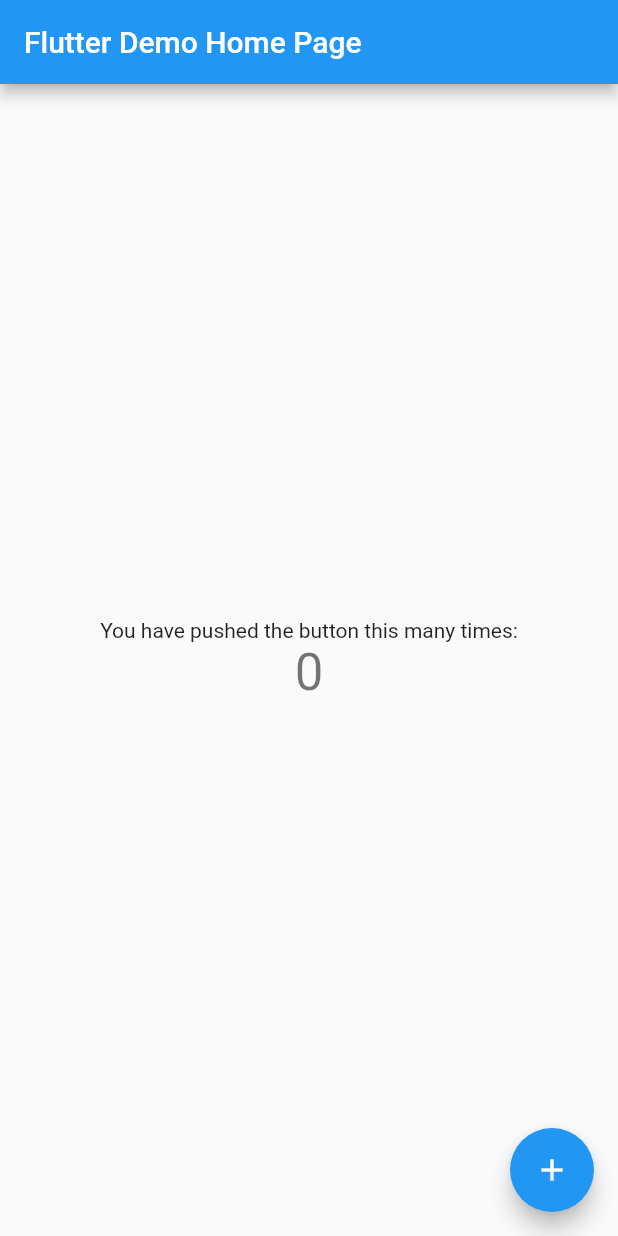
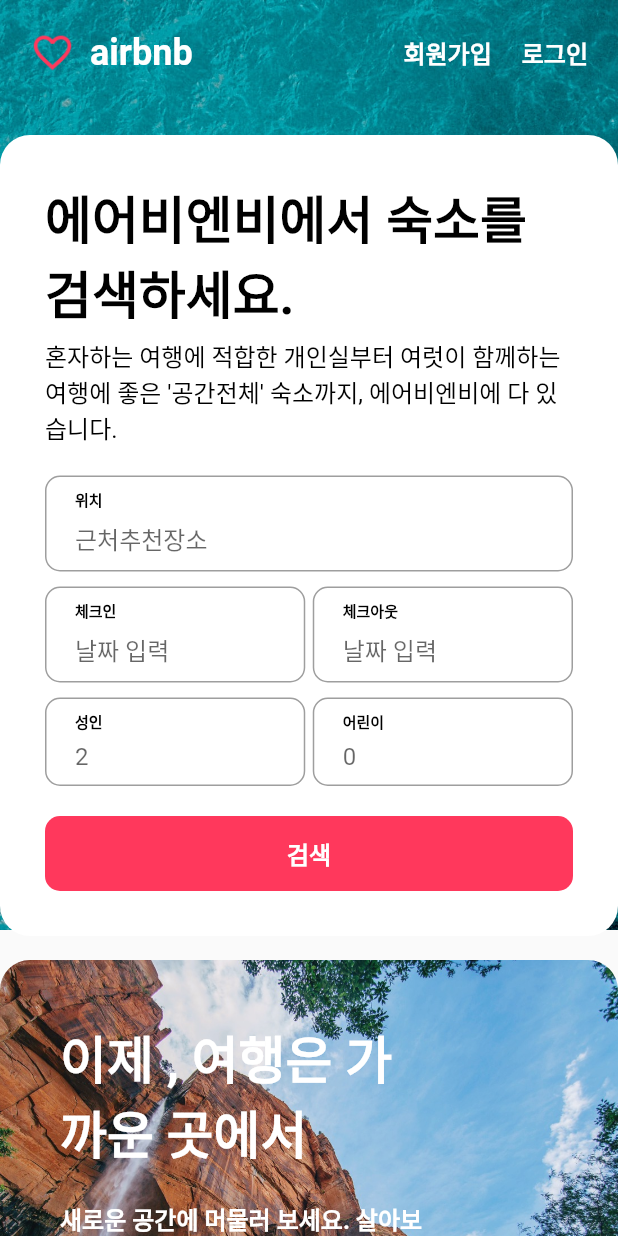
Before and after one commit to MDandersonm/Flutter, a Flutter app: the screen it shows after launch, on a phone screen of 412 x 824 dp. Run offline on Flutter 3.47's test engine with Material 2 defaults, Android fonts, the phone set to English and light mode, and no system bars; our stand-ins replace flutter_svg, validators.

Commit message:
feat : [김영진] AirBnB 앱 메인화면UI [FLUTTER-AIRBNB-01]

```diff
--- a/flutter_airbnb/lib/components/common/common_form_field.dart
+++ b/flutter_airbnb/lib/components/common/common_form_field.dart
@@ -0,0 +1,44 @@
+import 'package:flutter/material.dart';
+import 'package:flutter_airbnb/styles.dart';
+
+class CommonFormField extends StatelessWidget {
+  final prefixText;
+  final hintText;
+
+  const CommonFormField({required this.prefixText, required this.hintText});
+
+  @override
+  Widget build(BuildContext context) {
+    return Stack(
+      children: [
+        TextFormField(
+          textAlignVertical: TextAlignVertical.bottom,
+          //hintext를 밑으로 내려줌  contentPadding: EdgeInsets.only 으로 여백을 만들어줘야 작동한다.
+          decoration: InputDecoration(
+              contentPadding: EdgeInsets.only(top: 30, left: 20, bottom: 10),
+              //밑으로 여백을 만들어줌
+              hintText: hintText,
+              //미리써놓여진 글
+              border: OutlineInputBorder(
+                borderRadius: BorderRadius.circular(10),
+              ),
+              focusedBorder: OutlineInputBorder(
+                  //포커스됐을때 파란색테두리 없애기
+                  borderRadius: BorderRadius.circular(10),
+                  borderSide: BorderSide(
+                    //포커스 주면 진해지게
+                    color: Colors.black,
+                    width: 2,
+                  ))),
+        ),
+        Positioned(
+            top: 8,
+            left: 20,
+            child: Text(
+              prefixText,
+              style: overLine(),
+            )),
+      ],
+    );
+  }
+}
--- a/flutter_airbnb/lib/components/home/home_body.dart
+++ b/flutter_airbnb/lib/components/home/home_body.dart
@@ -0,0 +1,25 @@
+import 'package:flutter/material.dart';
+import 'package:flutter_airbnb/components/home/home_body_banner.dart';
+import 'package:flutter_airbnb/components/home/home_body_popular.dart';
+import 'package:flutter_airbnb/size.dart';
+
+class HomeBody extends StatelessWidget {
+  @override
+  Widget build(BuildContext context) {
+    double bodyWidth= getBodyWidth(context);
+    print("bodyWidth : $bodyWidth");
+    double screenWidth= MediaQuery.of(context).size.width;
+
+    return Align(//디폴트: 가운데정렬
+      child: SizedBox(
+        width: screenWidth < 420 ? double.infinity : bodyWidth,// 너비가 420px보다 작으면여백 없애기
+        child: Column(
+          children: [
+            HomeBodyBanner(),
+            HomeBodyPopular(),
+          ],
+        ),
+      ),
+    );
+  }
+}
--- a/flutter_airbnb/lib/components/home/home_body_banner.dart
+++ b/flutter_airbnb/lib/components/home/home_body_banner.dart
@@ -0,0 +1,73 @@
+import 'package:flutter/material.dart';
+import 'package:flutter_airbnb/size.dart';
+import 'package:flutter_airbnb/styles.dart';
+
+class HomeBodyBanner extends StatelessWidget {
+  @override
+  Widget build(BuildContext context) {
+    return Padding(
+      padding: const EdgeInsets.only(top: gap_m),
+      child: Stack(
+        children: [
+          _buildBannerImage(),
+          _buildBannerCaption(),
+        ],
+      ),
+    );
+  }
+
+  Widget _buildBannerImage() {
+    return ClipRRect(
+      borderRadius: BorderRadius.circular(20),
+      child: Image.asset(
+        "assets/banner.jpg",
+        fit: BoxFit.cover, // 사진은 반드시 BoxFit.cover해줄것 이미지가 꺠지진않음 짤릴뿐
+        height: 320,
+        width: double.infinity,
+      ),
+    );
+  }
+
+  Widget _buildBannerCaption() {
+    return Positioned(
+        top: 40,
+        left: 40,
+        child: Column(
+          crossAxisAlignment: CrossAxisAlignment.start,//왼쪽정렬
+          children: [
+            Container(
+                constraints: BoxConstraints(//제약조건을 자식에게 전달하는방법. 결과는 같지만, 컨테이너의 넓이를 제한하는것보다 이게 낫다.
+                    maxWidth: 250),
+                child:
+                    Text("이제 , 여행은 가까운 곳에서 ", style: h4(mColor: Colors.white))),
+            SizedBox(
+              height: gap_m,
+            ),
+            Container(
+              constraints: BoxConstraints(//제약조건을 자식에게 전달하는방법. 결과는 같지만, 컨테이너의 넓이를 제한하는것보다 이게 낫다.
+                  maxWidth: 250),
+              child: Text(
+                "새로운 공간에 머물러 보세요. 살아보기 , 출장, 여행 등 다양한 목적에 맞는 숙소를 찾아보세요",
+                style: subtitle1(mColor: Colors.white),
+              ),
+            ),
+            SizedBox(height: gap_m),
+            SizedBox(
+              height: 35,
+              width: 170,
+              child: TextButton(
+                style: TextButton.styleFrom(
+                    backgroundColor: Colors.white,
+                    shape: RoundedRectangleBorder(
+                        borderRadius: BorderRadius.circular(5))),
+                onPressed: () {},
+                child: Text(
+                  "가까운 여행지 둘러보기",
+                  style: subtitle2(),
+                ),
+              ),
+            ),
+          ],
+        ));
+  }
+}
--- a/flutter_airbnb/lib/components/home/home_body_popular.dart
+++ b/flutter_airbnb/lib/components/home/home_body_popular.dart
@@ -0,0 +1,59 @@
+import 'package:flutter/material.dart';
+import 'package:flutter_airbnb/components/home/home_body_popular_item.dart';
+import 'package:flutter_airbnb/size.dart';
+import 'package:flutter_airbnb/styles.dart';
+
+class HomeBodyPopular extends StatelessWidget {
+  @override
+  Widget build(BuildContext context) {
+    return Padding(
+      padding: const EdgeInsets.only(top: gap_m,bottom: gap_l),
+      child: Column(
+
+        children: [
+          _buildPopularTitle(),
+          _buildPopularList(),
+        ],
+      ),
+    );
+  }
+
+  Widget _buildPopularTitle() {
+    return SizedBox(
+      width: double.infinity,//sizedBox로 너비를 늘려줘야 왼쪽정렬이 적용된다.
+      child: Column(
+        crossAxisAlignment: CrossAxisAlignment.start,//왼쪽 정렬
+        children: [
+          Text(
+            "한국 숙소에 직접 다녀간 게스트의 후기",
+            style: h5(),
+          ),
+          Text(
+            "게스트 후기 2,500,000개 이상, 평균 평점 4.7(5점 만점)",
+            style: body1(),
+          ),
+          SizedBox(height: gap_m,)
+        ],
+      ),
+    );
+  }
+
+  Widget _buildPopularList() {
+    //HomeBodyPopularItem 3개를 여기에 넣는다.
+    return Wrap(
+      // spacing: 7.5,  // 수평 간격
+      // runSpacing: 30,  // 수직 간격
+      children: [
+        HomeBodyPopularItem(id: 0),
+        SizedBox(
+          width: 7.5,
+        ),
+        HomeBodyPopularItem(id: 1),
+        SizedBox(
+          width: 7.5,
+        ),
+        HomeBodyPopularItem(id: 2),
+      ],
+    );
+  }
+}
--- a/flutter_airbnb/lib/components/home/home_body_popular_item.dart
+++ b/flutter_airbnb/lib/components/home/home_body_popular_item.dart
@@ -0,0 +1,102 @@
+import 'package:flutter/material.dart';
+import 'package:flutter_airbnb/constants.dart';
+import 'package:flutter_airbnb/size.dart';
+import 'package:flutter_airbnb/styles.dart';
+
+class HomeBodyPopularItem extends StatelessWidget {
+  final id;
+  final popularList = ["p1.jpeg", "p2.jpeg", "p3.jpeg"];
+
+  HomeBodyPopularItem({required this.id});
+
+  @override
+  Widget build(BuildContext context) {
+    double popularItemWidth = getBodyWidth(context) / 3 - 5;
+    print("popularItemWidth $popularItemWidth");
+    return Padding(
+      padding: const EdgeInsets.only(bottom: gap_xl),
+      child: Container(
+        constraints: BoxConstraints(
+          minWidth: 310,
+        ),
+        child: SizedBox(
+          width: popularItemWidth,
+          child: Column(
+            children: [
+              _buildPopularItemImage(),
+              _buildPopularItemStart(),
+              _buildPopularItemComment(),
+              _buildPopularItemUserInfo(),
+            ],
+          ),
+        ),
+      ),
+    );
+  }
+
+  Widget _buildPopularItemImage() {
+    return Column(
+      children: [
+        ClipRRect(
+            borderRadius: BorderRadius.circular(10),
+            child: Image.asset("assets/${popularList[id]}", fit: BoxFit.cover)),
+        SizedBox(
+          height: gap_s,
+        )
+      ],
+    );
+  }
+
+  Widget _buildPopularItemStart() {
+    return Column(
+      children: [
+        Row(
+          children: [
+            Icon(Icons.star, color: kAccentColor),
+            Icon(Icons.star, color: kAccentColor),
+            Icon(Icons.star, color: kAccentColor),
+            Icon(Icons.star, color: kAccentColor),
+            Icon(Icons.star, color: kAccentColor),
+          ],
+        ),
+        SizedBox(
+          height: gap_s,
+        )
+      ],
+    );
+  }
+
+  Widget _buildPopularItemComment() {
+    return Column(
+      children: [
+        Text(
+          "깔끔하고 다 갖춰져 있어서 좋았어요 위치도 완전 좋아요 다들 여기 살고싶다고해요 화장실도 3개에요 5명이서 씼는것도 전혀 불편함없이 좋았어요 이불도 포근하고 좋습니다 ㅎㅎ",
+          style: body1(),
+          maxLines: 3,
+          overflow: TextOverflow.ellipsis, // 끝부분이 ... 으로 됨
+        ),
+        SizedBox(height: gap_s),
+      ],
+    );
+  }
+
+  Widget _buildPopularItemUserInfo() {
+    return Row(
+      children: [
+        CircleAvatar(
+          backgroundImage: AssetImage("assets/p1.jpeg"),
+        ),
+        SizedBox(width: gap_s),
+        Column(
+          children: [
+            Text(
+              "데어",
+              style: subtitle1(),
+            ),
+            Text("한국"),
+          ],
+        )
+      ],
+    );
+  }
+}
--- a/flutter_airbnb/lib/components/home/home_header.dart
+++ b/flutter_airbnb/lib/components/home/home_header.dart
@@ -0,0 +1,23 @@
+import 'package:flutter/material.dart';
+import 'package:flutter_airbnb/components/home/home_header_appbar.dart';
+import 'package:flutter_airbnb/components/home/home_header_form.dart';
+import 'package:flutter_airbnb/size.dart';
+
+class HomeHeader extends StatelessWidget {
+  @override
+  Widget build(BuildContext context) {
+    return Container(
+        //container에 size가 있어야 그림이 나온다.
+        height: header_height,
+        decoration: BoxDecoration(
+            image: DecorationImage(
+                image: AssetImage("assets/background.jpeg"),
+                fit: BoxFit.cover)),//이미지 화면 꽉채우기
+        child: Column(
+          children: [
+            HomeHeaderAppBar(),
+            HomeHeaderForm(),
+          ],
+        ));
+  }
+}
--- a/flutter_airbnb/lib/components/home/home_header_appbar.dart
+++ b/flutter_airbnb/lib/components/home/home_header_appbar.dart
@@ -0,0 +1,52 @@
+import 'package:flutter/material.dart';
+import 'package:flutter_airbnb/constants.dart';
+import 'package:flutter_airbnb/size.dart';
+import 'package:flutter_airbnb/styles.dart';
+
+class HomeHeaderAppBar extends StatelessWidget {
+  @override
+  Widget build(BuildContext context) {
+    return Padding(
+      padding: const EdgeInsets.all(gap_m),
+      child: Row(
+        children: [
+          _buildAppBarLogo(),
+          Spacer(),
+          _buildAppBarMenu(),
+        ],
+      ),
+    );
+  }
+
+  Widget _buildAppBarLogo() {
+    return Row(
+      children: [
+        Image.asset("assets/logo.png",
+            width: 30, height: 30, color: kAccentColor),
+        SizedBox(width: gap_s),
+        Text(
+          "airbnb",
+          style: h5(mColor: Colors.white),
+        )
+      ],
+    );
+  }
+
+  Widget _buildAppBarMenu() {
+    return Row(
+      children: [
+        Text(
+          "회원가입",
+          style: subtitle1(mColor: Colors.white),
+        ),
+        SizedBox(
+          width: gap_m,
+        ),
+        Text(
+          "로그인",
+          style: subtitle1(mColor: Colors.white),
+        )
+      ],
+    );
+  }
+}
--- a/flutter_airbnb/lib/components/home/home_header_form.dart
+++ b/flutter_airbnb/lib/components/home/home_header_form.dart
@@ -0,0 +1,103 @@
+import 'package:flutter/material.dart';
+import 'package:flutter_airbnb/components/common/common_form_field.dart';
+import 'package:flutter_airbnb/constants.dart';
+import 'package:flutter_airbnb/size.dart';
+import 'package:flutter_airbnb/styles.dart';
+
+class HomeHeaderForm extends StatelessWidget {
+  const HomeHeaderForm({Key? key}) : super(key: key);
+
+  @override
+  Widget build(BuildContext context) {
+    double screenWidth= MediaQuery.of(context).size.width;
+    return Padding(
+      padding: const EdgeInsets.only(top: gap_m),
+      child: Align(
+        //기본적으로 가운데정렬시켜줌
+        alignment: screenWidth<520 ? Alignment(0, 0) : Alignment(-0.6, 0), //-1.0 ~1.0범위를 갖는다. Alignment(가로,세로)
+        child: Container(
+          width: 420,
+          decoration: BoxDecoration(
+              color: Colors.white, borderRadius: BorderRadius.circular(20)),
+          child: Form(
+            child: Padding(
+              padding: const EdgeInsets.all(gap_l),
+              child: Column(
+                children: [
+                  _buildFormTitle(), //form위젯 제목 영역
+                  _buildFormField(), //form 위젯 text 인풋 양식 영역
+                  _buildFormSubmit() //Form 위젯 전송 버튼 영역
+                ],
+              ),
+            ), //하얀색 박스 검색폼
+          ),
+        ),
+      ),
+    );
+  }
+
+  Widget _buildFormTitle() {
+    return Column(
+      children: [
+        Text("에어비엔비에서 숙소를 검색하세요.", style: h4()),
+        SizedBox(
+          height: gap_xs,
+        ),
+        Text(
+          "혼자하는 여행에 적합한 개인실부터 여럿이 함께하는 여행에 좋은 '공간전체' 숙소까지, 에어비엔비에 다 있습니다.",
+          style: body1(),
+        ),
+        SizedBox(height: gap_m)
+      ],
+    );
+  }
+
+  Widget _buildFormField() {
+    return Column(
+      children: [
+        CommonFormField(prefixText: "위치", hintText: "근처추천장소"),
+        SizedBox(height: gap_s),
+        Row(
+          //size안주면 에러난다.
+          children: [
+            Expanded(
+                child: CommonFormField(prefixText: "체크인", hintText: "날짜 입력")),
+            SizedBox(
+              width: gap_xs,
+            ),
+            Expanded(
+                child: CommonFormField(prefixText: "체크아웃", hintText: "날짜 입력"))
+          ],
+        ),
+        SizedBox(height: gap_s),
+        Row(
+          //size안주면 에러난다.
+          children: [
+            Expanded(child: CommonFormField(prefixText: "성인", hintText: "2")),
+            SizedBox(
+              width: gap_xs,
+            ),
+            Expanded(child: CommonFormField(prefixText: "어린이", hintText: "0"))
+          ],
+        ),
+        SizedBox(height: gap_m),
+      ],
+    );
+  }
+
+  Widget _buildFormSubmit() {
+    return SizedBox(
+      width: double.infinity,
+      height: 50,
+      child: TextButton(
+          style: TextButton.styleFrom(
+              backgroundColor: kAccentColor,
+              shape: RoundedRectangleBorder(
+                  borderRadius: BorderRadius.circular(10))),
+          onPressed: () {
+            print("써브밋 클릭됨");
+          },
+          child: Text("검색",style: subtitle1(mColor: Colors.white),)),
+    );
+  }
+}
--- a/flutter_airbnb/lib/constants.dart
+++ b/flutter_airbnb/lib/constants.dart
@@ -0,0 +1,3 @@
+import 'package:flutter/material.dart';
+
+const kAccentColor = Color(0xFFff385c);
--- a/flutter_airbnb/lib/main.dart
+++ b/flutter_airbnb/lib/main.dart
@@ -1,113 +1,15 @@
 import 'package:flutter/material.dart';
+import 'package:flutter_airbnb/pages/home_page.dart';
 
 void main() {
   runApp(MyApp());
 }
 
 class MyApp extends StatelessWidget {
-  // This widget is the root of your application.
   @override
   Widget build(BuildContext context) {
     return MaterialApp(
-      title: 'Flutter Demo',
-      theme: ThemeData(
-        // This is the theme of your application.
-        //
-        // Try running your application with "flutter run". You'll see the
-        // application has a blue toolbar. Then, without quitting the app, try
-        // changing the primarySwatch below to Colors.green and then invoke
-        // "hot reload" (press "r" in the console where you ran "flutter run",
-        // or simply save your changes to "hot reload" in a Flutter IDE).
-        // Notice that the counter didn't reset back to zero; the application
-        // is not restarted.
-        primarySwatch: Colors.blue,
-      ),
-      home: MyHomePage(title: 'Flutter Demo Home Page'),
-    );
+        debugShowCheckedModeBanner: false,
+        home: HomePage());
   }
 }
-
-class MyHomePage extends StatefulWidget {
-  MyHomePage({Key? key, required this.title}) : super(key: key);
-
-  // This widget is the home page of your application. It is stateful, meaning
-  // that it has a State object (defined below) that contains fields that affect
-  // how it looks.
-
-  // This class is the configuration for the state. It holds the values (in this
-  // case the title) provided by the parent (in this case the App widget) and
-  // used by the build method of the State. Fields in a Widget subclass are
-  // always marked "final".
-
-  final String title;
-
-  @override
-  _MyHomePageState createState() => _MyHomePageState();
-}
-
-class _MyHomePageState extends State<MyHomePage> {
-  int _counter = 0;
-
-  void _incrementCounter() {
-    setState(() {
-      // This call to setState tells the Flutter framework that something has
-      // changed in this State, which causes it to rerun the build method below
-      // so that the display can reflect the updated values. If we changed
-      // _counter without calling setState(), then the build method would not be
-      // called again, and so nothing would appear to happen.
-      _counter++;
-    });
-  }
-
-  @override
-  Widget build(BuildContext context) {
-    // This method is rerun every time setState is called, for instance as done
-    // by the _incrementCounter method above.
-    //
-    // The Flutter framework has been optimized to make rerunning build methods
-    // fast, so that you can just rebuild anything that needs updating rather
-    // than having to individually change instances of widgets.
-    return Scaffold(
-      appBar: AppBar(
-        // Here we take the value from the MyHomePage object that was created by
-        // the App.build method, and use it to set our appbar title.
-        title: Text(widget.title),
-      ),
-      body: Center(
-        // Center is a layout widget. It takes a single child and positions it
-        // in the middle of the parent.
-        child: Column(
-          // Column is also a layout widget. It takes a list of children and
-          // arranges them vertically. By default, it sizes itself to fit its
-          // children horizontally, and tries to be as tall as its parent.
-          //
-          // Invoke "debug painting" (press "p" in the console, choose the
-          // "Toggle Debug Paint" action from the Flutter Inspector in Android
-          // Studio, or the "Toggle Debug Paint" command in Visual Studio Code)
-          // to see the wireframe for each widget.
-          //
-          // Column has various properties to control how it sizes itself and
-          // how it positions its children. Here we use mainAxisAlignment to
-          // center the children vertically; the main axis here is the vertical
-          // axis because Columns are vertical (the cross axis would be
-          // horizontal).
-          mainAxisAlignment: MainAxisAlignment.center,
-          children: <Widget>[
-            Text(
-              'You have pushed the button this many times:',
-            ),
-            Text(
-              '$_counter',
-              style: Theme.of(context).textTheme.headline4,
-            ),
-          ],
-        ),
-      ),
-      floatingActionButton: FloatingActionButton(
-        onPressed: _incrementCounter,
-        tooltip: 'Increment',
-        child: Icon(Icons.add),
-      ), // This trailing comma makes auto-formatting nicer for build methods.
-    );
-  }
-}
--- a/flutter_airbnb/lib/pages/home_page.dart
+++ b/flutter_airbnb/lib/pages/home_page.dart
@@ -0,0 +1,23 @@
+
+import 'package:flutter/material.dart';
+import 'package:flutter_airbnb/components/home/home_body.dart';
+import 'package:flutter_airbnb/components/home/home_header.dart';
+
+class HomePage extends StatelessWidget {
+
+  @override
+  Widget build(BuildContext context) {
+    return Scaffold(
+      body:ListView(//화면이 밑으로 흘러내려가야하기떔에 컬럼으로만들지않음
+        //ListView는 자식들이 전체크기를 다 잡는다.(width가 꽉찬다 )
+        //전체 width에는 SizedBox를 잡아도 안먹힌다. 그래서 Align으로 감싸주면 해결된다.
+        //Align을 걸면 Align은 최대넓이로 잡히고 Align의 자식은 최대넓이제한조건이없어진다.
+        children: [
+          HomeHeader(),//전체 width
+          HomeBody(),//전체 width
+        ],
+
+      )
+    );
+  }
+}
--- a/flutter_airbnb/lib/size.dart
+++ b/flutter_airbnb/lib/size.dart
@@ -0,0 +1,16 @@
+//마진 , 여백 (간격)
+import 'package:flutter/cupertino.dart';
+
+const double gap_xl = 40;
+const double gap_l = 30;
+const double gap_m = 20;
+const double gap_s = 10;
+const double gap_xs = 5;
+
+const double header_height = 620;
+
+//MediaQuery사용하면 화면 사이즈를 받을 수 있다.
+//모니터 화면마다 동적으로 변함
+double getBodyWidth(BuildContext context) {
+  return MediaQuery.of(context).size.width * 0.7; //화면넓이의 70%
+}
--- a/flutter_airbnb/lib/styles.dart
+++ b/flutter_airbnb/lib/styles.dart
@@ -0,0 +1,26 @@
+import 'package:flutter/material.dart';
+
+TextStyle h4({Color mColor = Colors.black}) {
+  return TextStyle(fontSize: 34, fontWeight: FontWeight.bold, color: mColor);
+}
+
+TextStyle h5({Color mColor = Colors.black}) {
+  return TextStyle(fontSize: 24, fontWeight: FontWeight.bold, color: mColor);
+}
+
+TextStyle subtitle1({Color mColor = Colors.black}) {
+  return TextStyle(fontSize: 16, fontWeight: FontWeight.bold, color: mColor);
+}
+
+TextStyle subtitle2({Color mColor = Colors.black}) {
+  return TextStyle(fontSize: 14, fontWeight: FontWeight.bold, color: mColor);
+}
+
+//
+TextStyle overLine({Color mColor = Colors.black}) {
+  return TextStyle(fontSize: 10, fontWeight: FontWeight.bold, color: mColor);
+}
+
+TextStyle body1({Color mColor = Colors.black}) {
+  return TextStyle(fontSize: 16, color: mColor);
+}
```
